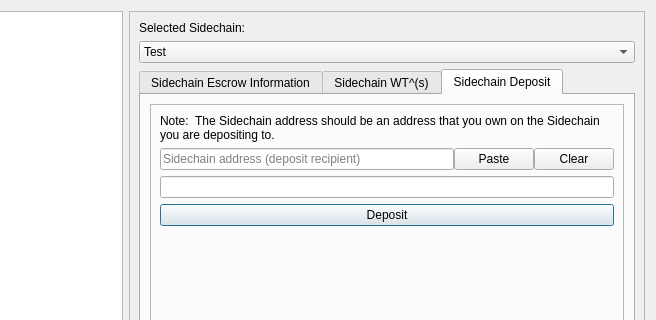
Before: the Qt Designer form src/qt/forms/sidechainpage.ui in DriveNetTESTDRIVE/DriveNet, drawn with Qt 5; both pictures show x 144 to 800 and y 0 to 320 of the 800 by 650 pixel window.
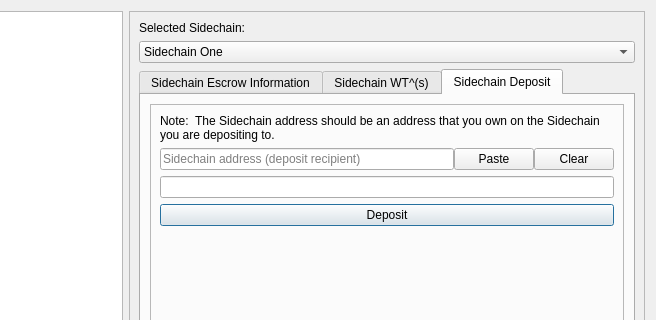
After: the same form once the commit is applied. Icons and pictures are not drawn. Custom widgets are drawn as their Qt base class.

Commit message: Rename SIDECHAIN_TEST to SIDECHAIN_ONE

```diff
--- a/src/qt/forms/sidechainpage.ui
+++ b/src/qt/forms/sidechainpage.ui
@@ -54,11 +54,11 @@
       <item>
        <widget class="QComboBox" name="comboBoxSidechains">
         <property name="currentText">
-         <string>Test</string>
+         <string>Sidechain One</string>
         </property>
         <item>
          <property name="text">
-          <string>Test</string>
+          <string>Sidechain One</string>
          </property>
         </item>
        </widget>
```
The commit also changes 6 other files.
